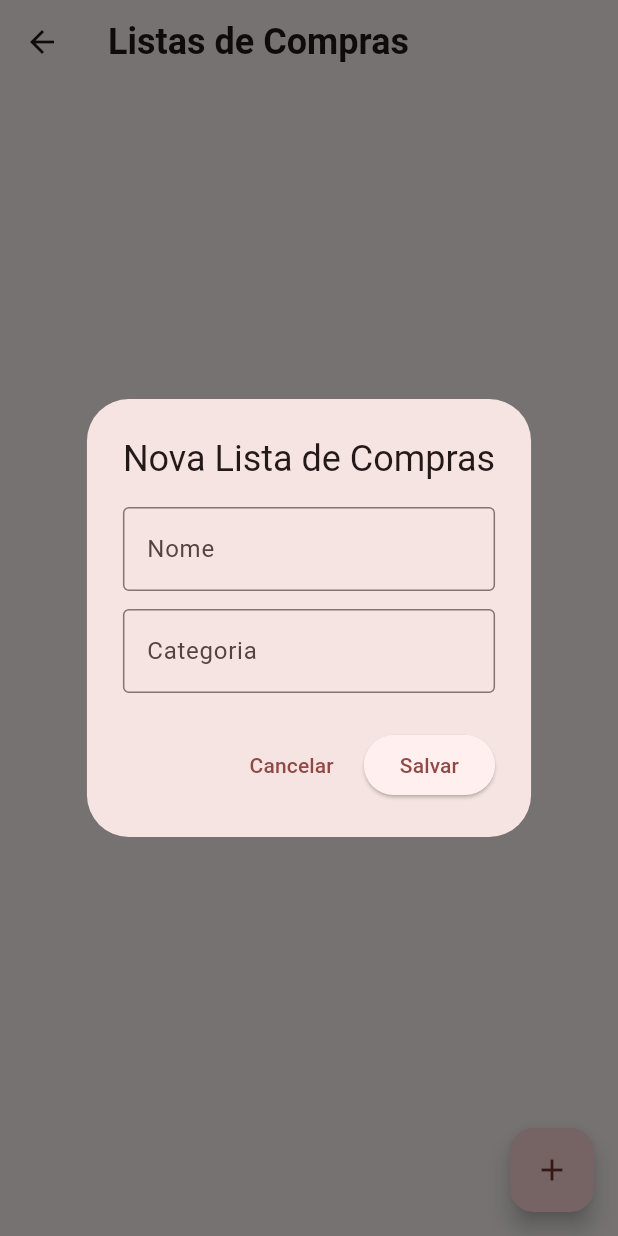
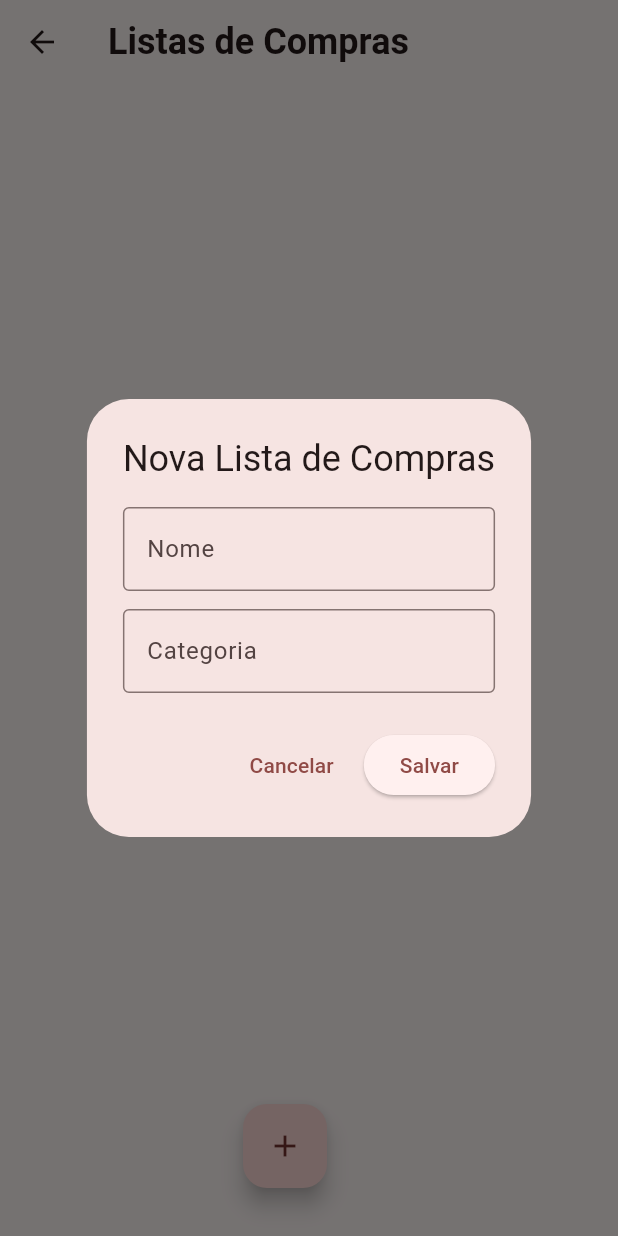
Before and after one commit to MonykPenafor/app_lcc, a Flutter app: the TelaPrincipalPage screen opened by its route, after a tap on the "add" icon, on a phone screen of 412 x 824 dp. Run offline on Flutter 3.47's test engine with Material 3 defaults, Android fonts, the phone set to English and light mode, and no system bars; our stand-ins replace cloud_firestore, firebase_auth, firebase_core, firebase_storage, image_picker; accounts and stored records are empty.

Commit message:
ajuste mobile

```diff
--- a/lib/Pages/home/tela_principal_page.dart
+++ b/lib/Pages/home/tela_principal_page.dart
@@ -15,7 +15,6 @@ class TelaPrincipalPage extends StatelessWidget {
 
   @override
   Widget build(BuildContext context) {
-
     return Scaffold(
       appBar: AppBar(
         title: const Text(
@@ -30,11 +29,9 @@ class TelaPrincipalPage extends StatelessWidget {
           children: [
             Expanded(
               child: Consumer<ListaDeComprasServices>(
-                builder:
-                    (context, listaDeComprasServices, child) {
+                builder: (context, listaDeComprasServices, child) {
                   return StreamBuilder(
-                    stream: listaDeComprasServices
-                        .buscarListas(),
+                    stream: listaDeComprasServices.buscarListas(),
                     builder: (context, AsyncSnapshot<QuerySnapshot> snapshot) {
                       if (snapshot.connectionState == ConnectionState.waiting) {
                         return const Center(child: CircularProgressIndicator());
@@ -49,16 +46,23 @@ class TelaPrincipalPage extends StatelessWidget {
                         );
                       }
 
-                      final userId = Provider.of<ListaDeComprasServices>(context, listen: false).user?.uid;
+                      final userId = Provider.of<ListaDeComprasServices>(
+                              context,
+                              listen: false)
+                          .user
+                          ?.uid;
 
                       return ListView.builder(
                         itemCount: snapshot.data!.docs.length,
                         itemBuilder: (context, index) {
                           DocumentSnapshot ds = snapshot.data!.docs[index];
-    ListaDeCompras lista = ListaDeCompras.fromDocument(ds);
+                          ListaDeCompras lista =
+                              ListaDeCompras.fromDocument(ds);
 
-    Map<String, dynamic>? acessos = (ds.data() as Map<String, dynamic>)['acessos'];
-    Map<String, dynamic>? meuAcesso = acessos != null ? acessos[userId] : null;
+                          Map<String, dynamic>? acessos =
+                              (ds.data() as Map<String, dynamic>)['acessos'];
+                          Map<String, dynamic>? meuAcesso =
+                              acessos != null ? acessos[userId] : null;
 
                           Color backgroundColor = Colors.grey[200]!;
                           IconData acessoIcon = Icons.remove_red_eye;
@@ -107,7 +111,8 @@ return ListView.builder(
                                   Navigator.push(
                                     context,
                                     MaterialPageRoute(
-                builder: (context) => ComprasListasItensPage(
+                                      builder: (context) =>
+                                          ComprasListasItensPage(
                                         id: lista.id!,
                                         nome: lista.nome ?? 'Sem nome',
                                       ),
@@ -120,7 +125,10 @@ return ListView.builder(
                                       context,
                                       value,
                                       lista,
-                  Provider.of<ListaDeComprasServices>(context, listen: false));
+                                      Provider.of<ListaDeComprasServices>(
+                                          context,
+                                          listen: false),
+                                    );
                                   },
                                   itemBuilder: (BuildContext context) => [
                                     const PopupMenuItem<String>(
@@ -147,9 +155,12 @@ return ListView.builder(
                                       value: 'excluir',
                                       child: Row(
                                         children: [
-                    Icon(Icons.delete, size: 20, color: Colors.red),
+                                          Icon(Icons.delete,
+                                              size: 20, color: Colors.red),
                                           SizedBox(width: 8),
-                    Text('Excluir', style: TextStyle(color: Colors.red)),
+                                          Text('Excluir',
+                                              style:
+                                                  TextStyle(color: Colors.red)),
                                         ],
                                       ),
                                     ),
@@ -161,7 +172,6 @@ return ListView.builder(
                           );
                         },
                       );
-
                     },
                   );
                 },
@@ -170,7 +180,12 @@ return ListView.builder(
           ],
         ),
       ),
-      floatingActionButton: FloatingActionButton(
+      floatingActionButton: Align(
+        alignment: Alignment.bottomCenter, // Centraliza o botão horizontalmente
+        child: Padding(
+          padding: const EdgeInsets.only(
+              bottom: 16.0), // Ajuste a distância do fundo
+          child: FloatingActionButton(
             onPressed: () {
               final listaServices =
                   Provider.of<ListaDeComprasServices>(context, listen: false);
@@ -214,8 +229,7 @@ return ListView.builder(
                           String nome = _nomeController.text.trim();
                           String categoria = _categoriaCntroller.text.trim();
 
-                      if (nome.isEmpty ||
-                          categoria.isEmpty) {
+                          if (nome.isEmpty || categoria.isEmpty) {
                             CustomSnackBar.show(
                               context,
                               'Preencha todos os campos!',
@@ -229,7 +243,8 @@ return ListView.builder(
                             categoria: categoria,
                           );
 
-                      var result = await listaServices.salvarLista(novaLista);
+                          var result =
+                              await listaServices.salvarLista(novaLista);
 
                           Navigator.of(context).pop();
                           _nomeController.clear();
@@ -250,7 +265,12 @@ return ListView.builder(
             },
             child: const Icon(Icons.add),
           ),
+        ),
+      ),
     );
+  }
+
+  // Funções de menu...
 }
 
 void _handleMenuAction(
@@ -375,11 +395,9 @@ return ListView.builder(
     },
   );
 }
-void _compartilharLista(
-  BuildContext context,
-  ListaDeCompras lista,
-  ListaDeComprasServices listaDeComprasServices
-) {
+
+void _compartilharLista(BuildContext context, ListaDeCompras lista,
+    ListaDeComprasServices listaDeComprasServices) {
   final currentUserId = listaDeComprasServices.user?.uid;
 
   // Verifica permissão de administrador
@@ -438,7 +456,8 @@ void _compartilharLista(
               items: permissoes.entries.map((entry) {
                 return DropdownMenuItem<String>(
                   value: entry.key,
-                  child: Text('${entry.key[0].toUpperCase()}${entry.key.substring(1)} - ${entry.value}'),
+                  child: Text(
+                      '${entry.key[0].toUpperCase()}${entry.key.substring(1)} - ${entry.value}'),
                 );
               }).toList(),
               onChanged: (value) {
@@ -510,7 +529,8 @@ void _compartilharLista(
             onPressed: () async {
               Navigator.of(context).pop();
 
-              final doc = await listaDeComprasServices.getListaDocumento(lista.id);
+              final doc =
+                  await listaDeComprasServices.getListaDocumento(lista.id);
 
               if (doc == null) {
                 CustomSnackBar.show(
@@ -568,5 +588,3 @@ void _compartilharLista(
     },
   );
 }
-
-}
--- a/lib/main.dart
+++ b/lib/main.dart
@@ -6,7 +6,6 @@ import 'package:flutter/material.dart';
 import 'package:provider/provider.dart';
 
 import 'Pages/recuperar_senha_page.dart';
-import 'Pages/home/perfil_page.dart';
 import 'Pages/login_page.dart';
 import 'Pages/home/main_navigation_page.dart';
 import 'Pages/home/tela_principal_page.dart';
```
Also changed, not shown: lib/Pages/home/main_navigation_page.dart (+47 -6 lines), pubspec.lock. Lines whose indentation alone changed are shown as unchanged.
